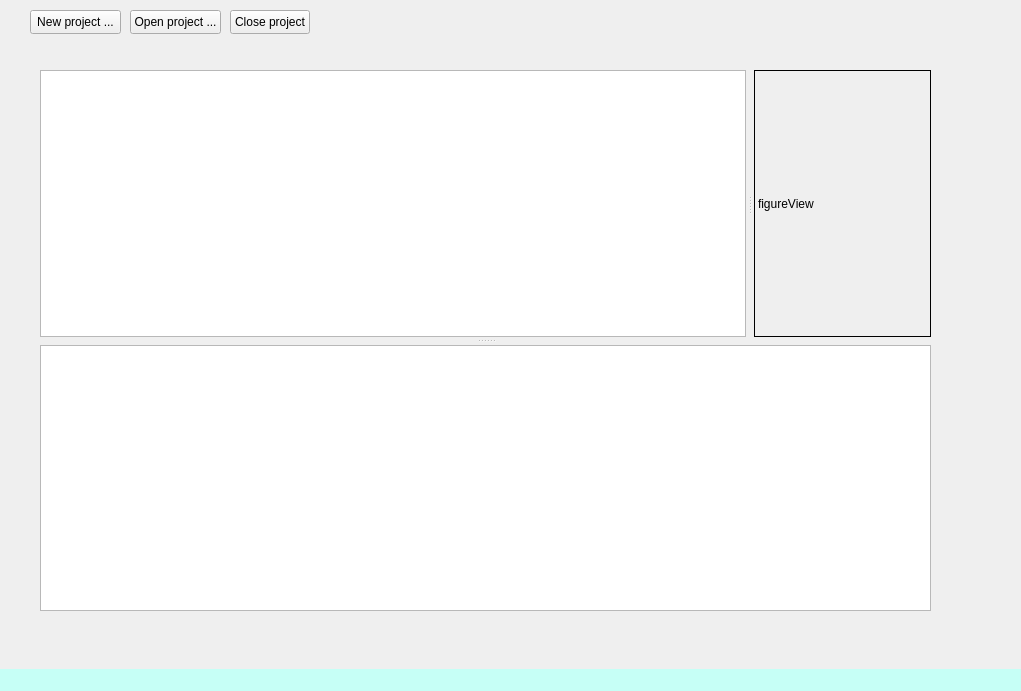
The window that figurer-project/mainwindow.ui (zeeshahmad/figurer) describes before a commit, drawn with Qt 5.
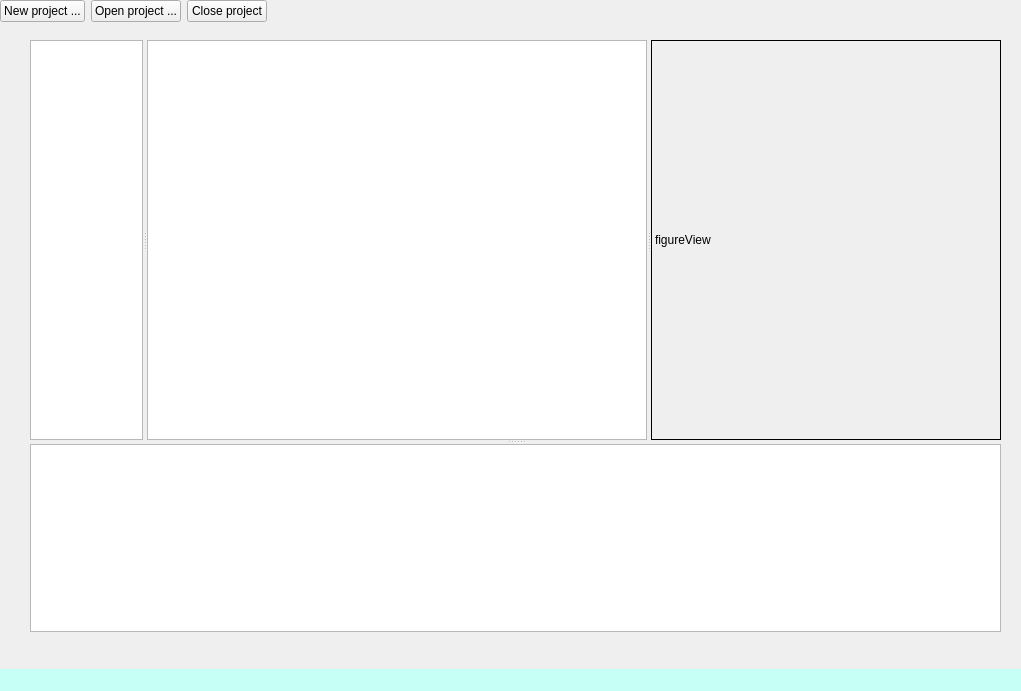
The same window after the commit. Custom widgets are drawn as their Qt base class.

What changed in the file:
```diff
--- a/figurer-project/mainwindow.ui
+++ b/figurer-project/mainwindow.ui
@@ -20,71 +20,49 @@
    <string>0</string>
   </property>
   <widget class="QWidget" name="centralwidget">
-   <widget class="QPushButton" name="openButton">
-    <property name="geometry">
-     <rect>
-      <x>130</x>
-      <y>10</y>
-      <width>91</width>
-      <height>24</height>
-     </rect>
-    </property>
-    <property name="text">
-     <string>Open project ...</string>
-    </property>
-   </widget>
-   <widget class="QPushButton" name="newButton">
-    <property name="geometry">
-     <rect>
-      <x>30</x>
-      <y>10</y>
-      <width>91</width>
-      <height>24</height>
-     </rect>
-    </property>
-    <property name="text">
-     <string>New project ...</string>
-    </property>
-   </widget>
-   <widget class="QPushButton" name="closeButton">
-    <property name="geometry">
-     <rect>
-      <x>230</x>
-      <y>10</y>
-      <width>80</width>
-      <height>24</height>
-     </rect>
-    </property>
-    <property name="text">
-     <string>Close project</string>
-    </property>
-   </widget>
    <widget class="QSplitter" name="splitter_2">
     <property name="geometry">
      <rect>
-      <x>40</x>
-      <y>70</y>
-      <width>891</width>
-      <height>541</height>
+      <x>30</x>
+      <y>40</y>
+      <width>971</width>
+      <height>592</height>
      </rect>
     </property>
+    <property name="sizePolicy">
+     <sizepolicy hsizetype="Expanding" vsizetype="Expanding">
+      <horstretch>0</horstretch>
+      <verstretch>0</verstretch>
+     </sizepolicy>
+    </property>
     <property name="orientation">
      <enum>Qt::Vertical</enum>
     </property>
-    <property name="handleWidth">
-     <number>8</number>
-    </property>
     <widget class="QSplitter" name="splitter">
      <property name="orientation">
       <enum>Qt::Horizontal</enum>
      </property>
-     <property name="handleWidth">
-      <number>8</number>
-     </property>
-     <property name="childrenCollapsible">
-      <bool>false</bool>
-     </property>
+     <widget class="SectionList" name="sectionList">
+      <property name="sizePolicy">
+       <sizepolicy hsizetype="Expanding" vsizetype="Expanding">
+        <horstretch>2</horstretch>
+        <verstretch>0</verstretch>
+       </sizepolicy>
+      </property>
+     </widget>
      <widget class="CodeEditor" name="codeEditor">
+      <property name="sizePolicy">
+       <sizepolicy hsizetype="MinimumExpanding" vsizetype="Expanding">
+        <horstretch>4</horstretch>
+        <verstretch>0</verstretch>
+       </sizepolicy>
+      </property>
+      <property name="minimumSize">
+       <size>
+        <width>500</width>
+        <height>400</height>
+       </size>
+      </property>
       <property name="autoFillBackground">
        <bool>false</bool>
       </property>
@@ -96,6 +74,18 @@
       </property>
      </widget>
      <widget class="FigureView" name="figureView">
+      <property name="sizePolicy">
+       <sizepolicy hsizetype="Preferred" vsizetype="Preferred">
+        <horstretch>2</horstretch>
+        <verstretch>0</verstretch>
+       </sizepolicy>
+      </property>
+      <property name="minimumSize">
+       <size>
+        <width>350</width>
+        <height>400</height>
+       </size>
+      </property>
       <property name="frameShape">
        <enum>QFrame::Panel</enum>
       </property>
@@ -104,7 +94,52 @@
       </property>
      </widget>
     </widget>
-    <widget class="QTextBrowser" name="textBrowser"/>
+    <widget class="QTextBrowser" name="console">
+     <property name="maximumSize">
+      <size>
+       <width>16777215</width>
+       <height>250</height>
+      </size>
+     </property>
+    </widget>
+   </widget>
+   <widget class="QWidget" name="">
+    <layout class="QHBoxLayout" name="mainButtonsLayout">
+     <item>
+      <widget class="QPushButton" name="newButton">
+       <property name="text">
+        <string>New project ...</string>
+       </property>
+      </widget>
+     </item>
+     <item>
+      <widget class="QPushButton" name="openButton">
+       <property name="text">
+        <string>Open project ...</string>
+       </property>
+      </widget>
+     </item>
+     <item>
+      <widget class="QPushButton" name="closeButton">
+       <property name="text">
+        <string>Close project</string>
+       </property>
+      </widget>
+     </item>
+     <item>
+      <spacer name="mainButtonsSpacer">
+       <property name="orientation">
+        <enum>Qt::Horizontal</enum>
+       </property>
+       <property name="sizeHint" stdset="0">
+        <size>
+         <width>458</width>
+         <height>20</height>
+        </size>
+       </property>
+      </spacer>
+     </item>
+    </layout>
    </widget>
   </widget>
   <widget class="QMenuBar" name="menubar">
@@ -140,6 +175,11 @@
    <extends>QLabel</extends>
    <header>figureview.h</header>
   </customwidget>
+  <customwidget>
+   <class>SectionList</class>
+   <extends>QListWidget</extends>
+   <header>sectionlist.h</header>
+  </customwidget>
  </customwidgets>
  <resources/>
  <connections/>
```
